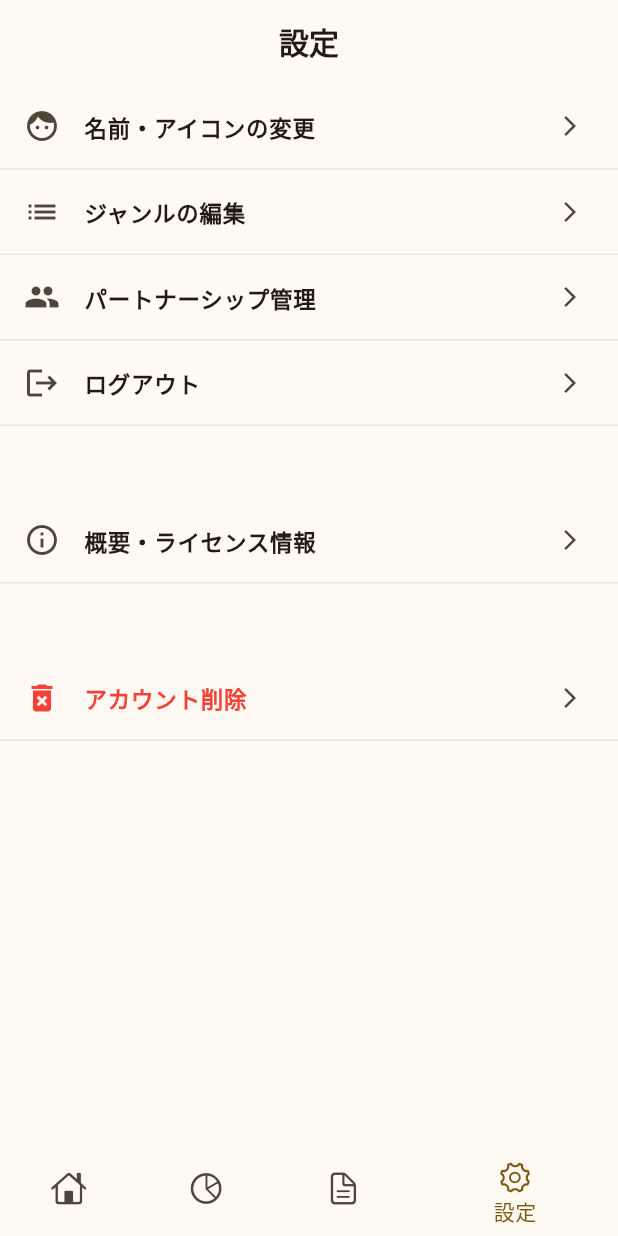
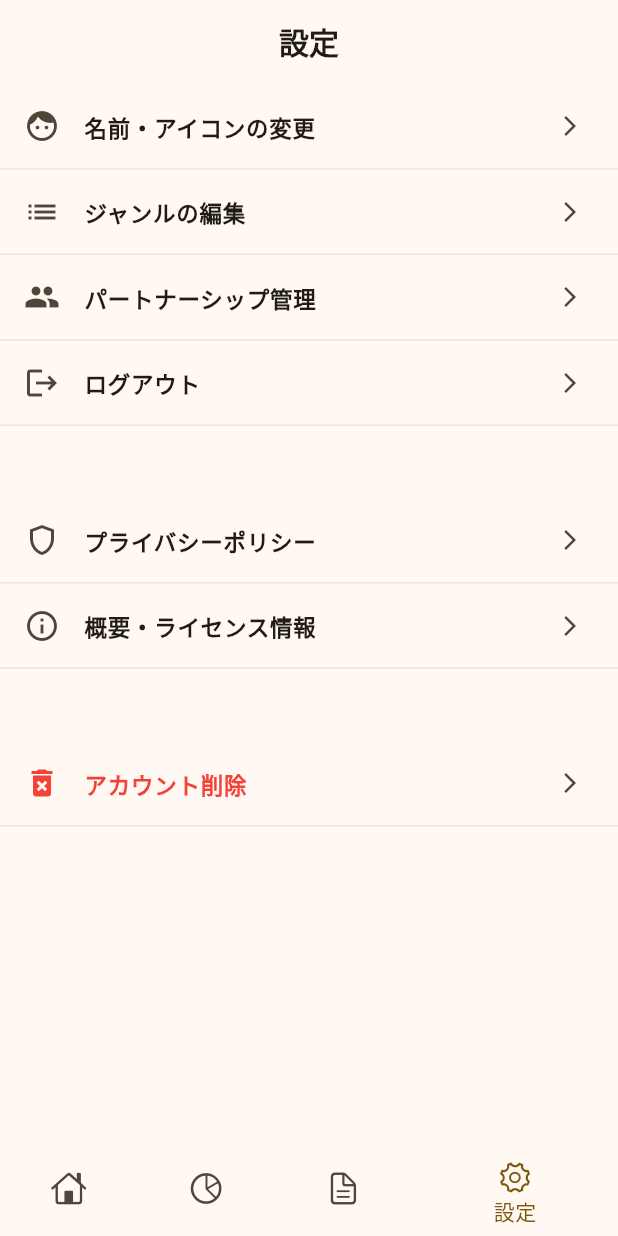
Before and after one commit to YohYamasaki/Seppan, a Flutter app: the SettingsPage screen opened by its route, on a phone screen of 412 x 824 dp. Run offline on Flutter 3.47's test engine with Material 3 defaults, Android fonts, the phone set to English and light mode, and no system bars; our stand-ins replace fl_chart, flutter_riverpod, freezed_annotation, gap, go_router, qr_flutter and 2 more; missing offline and left inert: mobile_scanner; accounts and stored records are empty; generated files the repository leaves out were written again.

Commit message:
Add privacy policy page and improve profile edit UX
- Add privacy policy page with link to settings
- Invalidate profile provider on return from profile edit
  instead of inside the edit page (prevents router flash)
- Add icon.png to pubspec assets

Co-Authored-By: Claude Opus 4.6 <noreply@anthropic.com>

```diff
--- /dev/null
+++ b/lib/pages/settings/privacy_policy_page.dart
@@ -0,0 +1,76 @@
+import 'package:flutter/material.dart';
+
+class PrivacyPolicyPage extends StatelessWidget {
+  const PrivacyPolicyPage({super.key});
+
+  @override
+  Widget build(BuildContext context) {
+    final theme = Theme.of(context);
+
+    return Scaffold(
+      appBar: AppBar(title: const Text('プライバシーポリシー')),
+      body: ListView(
+        padding: const EdgeInsets.all(20),
+        children: [
+          Text('プライバシーポリシー', style: theme.textTheme.displayMedium),
+          const SizedBox(height: 4),
+          Text('最終更新日: 2026年4月12日',
+              style: theme.textTheme.bodySmall),
+          const SizedBox(height: 24),
+          _section(theme, '1. はじめに',
+              'Seppan（以下「本アプリ」）は、2人のパートナー間での割り勘・立て替え管理を目的とした個人開発アプリです。'
+              '本アプリをご利用いただくにあたり、以下のプライバシーポリシーをご確認ください。'),
+          _section(theme, '2. 収集する情報',
+              '本アプリでは、以下の情報を収集・保存します。\n\n'
+              '- アカウント情報: メールアドレスまたはGoogleアカウント、Appleアカウントの認証情報\n'
+              '- プロフィール情報: 表示名、アバターアイコンの選択\n'
+              '- 支払い情報: 金額、日付、カテゴリ、メモ、支払者、負担割合\n'
+              '- パートナーシップ情報: 招待コード、リンク状態'),
+          _section(theme, '3. 情報の利用目的',
+              '収集した情報は、以下の目的でのみ使用します。\n\n'
+              '- パートナー間の支出管理機能の提供\n'
+              '- 残高計算および履歴の表示\n'
+              '- ユーザー認証およびアカウント管理'),
+          _section(theme, '4. 情報の共有',
+              '本アプリでは、リンクされたパートナー間でのみ支払い情報が共有されます。'
+              '第三者への情報提供、販売、広告目的での利用は一切行いません。'),
+          _section(theme, '5. データの保存',
+              'データはSupabase（クラウドサービス）上に安全に保存されます。'
+              'データベースへのアクセスはRow Level Security（RLS）により、'
+              '本人およびリンクされたパートナーのみに制限されています。'),
+          _section(theme, '6. データの削除',
+              'ユーザーはいつでもアプリ内の「設定」>「アカウント削除」から、'
+              'すべてのデータを削除することができます。'
+              'アカウント削除を実行すると、プロフィール情報、支払い履歴、'
+              'パートナーシップ情報がすべて消去されます。'
+              'この操作は取り消すことができません。'),
+          _section(theme, '7. 分析・広告',
+              '本アプリでは、サードパーティの分析ツールや広告サービスを使用していません。'),
+          _section(theme, '8. お子様のプライバシー',
+              '本アプリは13歳未満のお子様を対象としておらず、'
+              '13歳未満の方から意図的に個人情報を収集することはありません。'),
+          _section(theme, '9. ポリシーの変更',
+              '本ポリシーは予告なく変更される場合があります。'
+              '重要な変更がある場合は、アプリ内でお知らせします。'),
+          _section(theme, '10. お問い合わせ',
+              '本ポリシーに関するご質問は、アプリのサポートまでお問い合わせください。'),
+          const SizedBox(height: 32),
+        ],
+      ),
+    );
+  }
+
+  Widget _section(ThemeData theme, String title, String body) {
+    return Padding(
+      padding: const EdgeInsets.only(bottom: 20),
+      child: Column(
+        crossAxisAlignment: CrossAxisAlignment.start,
+        children: [
+          Text(title, style: theme.textTheme.titleLarge),
+          const SizedBox(height: 8),
+          Text(body, style: theme.textTheme.bodyMedium),
+        ],
+      ),
+    );
+  }
+}
--- a/lib/pages/settings/profile_edit_page.dart
+++ b/lib/pages/settings/profile_edit_page.dart
@@ -48,8 +48,7 @@ class _ProfileEditPageState extends ConsumerState<ProfileEditPage> {
             displayName: _nameController.text.trim(),
             iconId: _selectedIconId,
           );
-      ref.invalidate(currentProfileProvider);
-      if (mounted) context.pop();
+      if (mounted) context.pop(true);
     } catch (e) {
       if (mounted) {
         ScaffoldMessenger.of(context).showSnackBar(
--- a/lib/pages/settings/settings_page.dart
+++ b/lib/pages/settings/settings_page.dart
@@ -17,7 +17,13 @@ class SettingsPage extends ConsumerWidget {
           _SettingsTile(
             icon: Icons.face,
             title: '名前・アイコンの変更',
-            onTap: () => context.push('/settings/profile-edit'),
+            onTap: () async {
+              final updated =
+                  await context.push<bool>('/settings/profile-edit');
+              if (updated == true) {
+                ref.invalidate(currentProfileProvider);
+              }
+            },
           ),
           _SettingsTile(
             icon: Icons.list,
@@ -35,6 +41,11 @@ class SettingsPage extends ConsumerWidget {
             onTap: () => _confirmLogout(context, ref),
           ),
           const SizedBox(height: 48),
+          _SettingsTile(
+            icon: Icons.shield_outlined,
+            title: 'プライバシーポリシー',
+            onTap: () => context.push('/settings/privacy-policy'),
+          ),
           _SettingsTile(
             icon: Icons.info_outline,
             title: '概要・ライセンス情報',
--- a/pubspec.yaml
+++ b/pubspec.yaml
@@ -63,5 +63,6 @@ flutter:
   uses-material-design: true
 
   assets:
+    - assets/icon.png
     - assets/avatar_icons/
     - assets/logos/
```
